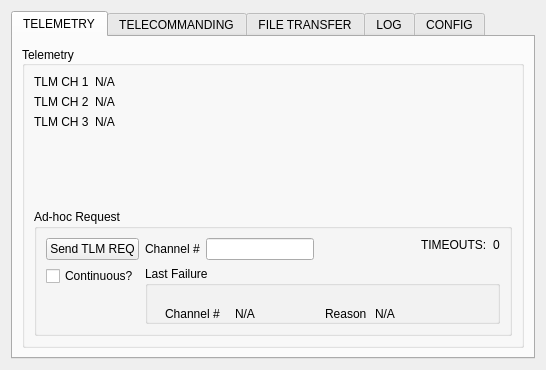
Qt form platform-comms-app.ui (Open-Source-Satellite/Mercury-GS) before a commit.
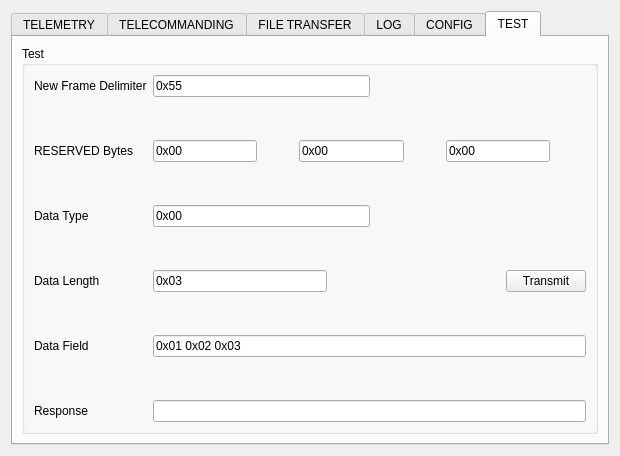
The same form after that commit.

Commit message: Test Interface Inroduced and Functional. Low Level rewritten in a more OOP way

Patch:
```diff
--- a/platform-comms-app.ui
+++ b/platform-comms-app.ui
@@ -6,18 +6,18 @@
    <rect>
     <x>0</x>
     <y>0</y>
-    <width>492</width>
-    <height>356</height>
+    <width>620</width>
+    <height>456</height>
    </rect>
   </property>
   <property name="windowTitle">
    <string>OSSAT Platform Computer Comms</string>
   </property>
-  <layout class="QHBoxLayout" name="horizontalLayout">
+  <layout class="QVBoxLayout" name="verticalLayout_2">
    <item>
     <widget class="QTabWidget" name="tabWidget">
      <property name="currentIndex">
-      <number>0</number>
+      <number>5</number>
      </property>
      <widget class="QWidget" name="tabTelemetry">
       <attribute name="title">
@@ -816,6 +816,312 @@
        </item>
       </layout>
      </widget>
+     <widget class="QWidget" name="tabTest">
+      <property name="minimumSize">
+       <size>
+        <width>536</width>
+        <height>0</height>
+       </size>
+      </property>
+      <attribute name="title">
+       <string>TEST</string>
+      </attribute>
+      <layout class="QVBoxLayout" name="verticalLayout_3">
+       <item>
+        <widget class="QGroupBox" name="groupBoxTest">
+         <property name="sizePolicy">
+          <sizepolicy hsizetype="Expanding" vsizetype="Expanding">
+           <horstretch>0</horstretch>
+           <verstretch>0</verstretch>
+          </sizepolicy>
+         </property>
+         <property name="focusPolicy">
+          <enum>Qt::NoFocus</enum>
+         </property>
+         <property name="title">
+          <string>Test</string>
+         </property>
+         <layout class="QGridLayout" name="gridLayout">
+          <item row="0" column="0">
+           <layout class="QFormLayout" name="formLayoutTest">
+            <property name="fieldGrowthPolicy">
+             <enum>QFormLayout::ExpandingFieldsGrow</enum>
+            </property>
+            <item row="0" column="0">
+             <widget class="QLabel" name="labelDelimiter">
+              <property name="text">
+               <string>New Frame Delimiter</string>
+              </property>
+             </widget>
+            </item>
+            <item row="0" column="1">
+             <layout class="QHBoxLayout" name="horizontalLayoutDelimiter">
+              <item>
+               <widget class="QLineEdit" name="inputDelimiter">
+                <property name="text">
+                 <string>0x55</string>
+                </property>
+               </widget>
+              </item>
+              <item>
+               <spacer name="horizontalSpacerDelimiter">
+                <property name="orientation">
+                 <enum>Qt::Horizontal</enum>
+                </property>
+                <property name="sizeHint" stdset="0">
+                 <size>
+                  <width>40</width>
+                  <height>20</height>
+                 </size>
+                </property>
+               </spacer>
+              </item>
+             </layout>
+            </item>
+            <item row="1" column="0" colspan="2">
+             <spacer name="verticalSpacer_2">
+              <property name="orientation">
+               <enum>Qt::Vertical</enum>
+              </property>
+              <property name="sizeHint" stdset="0">
+               <size>
+                <width>20</width>
+                <height>13</height>
+               </size>
+              </property>
+             </spacer>
+            </item>
+            <item row="2" column="0">
+             <widget class="QLabel" name="labelReservedBytes">
+              <property name="text">
+               <string>RESERVED Bytes</string>
+              </property>
+             </widget>
+            </item>
+            <item row="2" column="1">
+             <layout class="QHBoxLayout" name="horizontalLayoutReservedBytes">
+              <item>
+               <widget class="QLineEdit" name="inputReservedBytes1">
+                <property name="text">
+                 <string>0x00</string>
+                </property>
+               </widget>
+              </item>
+              <item>
+               <spacer name="horizontalSpacerReservedBytes1">
+                <property name="orientation">
+                 <enum>Qt::Horizontal</enum>
+                </property>
+                <property name="sizeHint" stdset="0">
+                 <size>
+                  <width>40</width>
+                  <height>20</height>
+                 </size>
+                </property>
+               </spacer>
+              </item>
+              <item>
+               <widget class="QLineEdit" name="inputReservedBytes2">
+                <property name="text">
+                 <string>0x00</string>
+                </property>
+               </widget>
+              </item>
+              <item>
+               <spacer name="horizontalSpacerReservedBytes2">
+                <property name="orientation">
+                 <enum>Qt::Horizontal</enum>
+                </property>
+                <property name="sizeHint" stdset="0">
+                 <size>
+                  <width>40</width>
+                  <height>20</height>
+                 </size>
+                </property>
+               </spacer>
+              </item>
+              <item>
+               <widget class="QLineEdit" name="inputReservedBytes3">
+                <property name="text">
+                 <string>0x00</string>
+                </property>
+               </widget>
+              </item>
+              <item>
+               <spacer name="horizontalSpacerReservedBytes3">
+                <property name="orientation">
+                 <enum>Qt::Horizontal</enum>
+                </property>
+                <property name="sizeHint" stdset="0">
+                 <size>
+                  <width>40</width>
+                  <height>20</height>
+                 </size>
+                </property>
+               </spacer>
+              </item>
+             </layout>
+            </item>
+            <item row="3" column="0" colspan="2">
+             <spacer name="verticalSpacer_3">
+              <property name="orientation">
+               <enum>Qt::Vertical</enum>
+              </property>
+              <property name="sizeHint" stdset="0">
+               <size>
+                <width>20</width>
+                <height>13</height>
+               </size>
+              </property>
+             </spacer>
+            </item>
+            <item row="4" column="0">
+             <widget class="QLabel" name="labelDataType">
+              <property name="text">
+               <string>Data Type</string>
+              </property>
+             </widget>
+            </item>
+            <item row="4" column="1">
+             <layout class="QHBoxLayout" name="horizontalLayoutDataType">
+              <item>
+               <widget class="QLineEdit" name="inputDataType">
+                <property name="text">
+                 <string>0x00</string>
+                </property>
+               </widget>
+              </item>
+              <item>
+               <spacer name="horizontalSpacerDataType">
+                <property name="orientation">
+                 <enum>Qt::Horizontal</enum>
+                </property>
+                <property name="sizeHint" stdset="0">
+                 <size>
+                  <width>40</width>
+                  <height>20</height>
+                 </size>
+                </property>
+               </spacer>
+              </item>
+             </layout>
+            </item>
+            <item row="5" column="0" colspan="2">
+             <spacer name="verticalSpacer_4">
+              <property name="orientation">
+               <enum>Qt::Vertical</enum>
+              </property>
+              <property name="sizeHint" stdset="0">
+               <size>
+                <width>20</width>
+                <height>13</height>
+               </size>
+              </property>
+             </spacer>
+            </item>
+            <item row="6" column="0">
+             <widget class="QLabel" name="labelDataLength">
+              <property name="text">
+               <string>Data Length</string>
+              </property>
+             </widget>
+            </item>
+            <item row="6" column="1">
+             <layout class="QHBoxLayout" name="horizontalLayoutDataLength">
+              <item>
+               <widget class="QLineEdit" name="inputDataLength">
+                <property name="text">
+                 <string>0x03</string>
+                </property>
+               </widget>
+              </item>
+              <item>
+               <spacer name="horizontalSpacerDataLength">
+                <property name="orientation">
+                 <enum>Qt::Horizontal</enum>
+                </property>
+                <property name="sizeHint" stdset="0">
+                 <size>
+                  <width>40</width>
+                  <height>20</height>
+                 </size>
+                </property>
+               </spacer>
+              </item>
+              <item>
+               <widget class="QPushButton" name="pushButtonTestTransmit">
+                <property name="text">
+                 <string>Transmit</string>
+                </property>
+               </widget>
+              </item>
+             </layout>
+            </item>
+            <item row="7" column="0" colspan="2">
+             <spacer name="verticalSpacer_5">
+              <property name="orientation">
+               <enum>Qt::Vertical</enum>
+              </property>
+              <property name="sizeHint" stdset="0">
+               <size>
+                <width>20</width>
+                <height>13</height>
+               </size>
+              </property>
+             </spacer>
+            </item>
+            <item row="8" column="0">
+             <widget class="QLabel" name="labelDataField">
+              <property name="text">
+               <string>Data Field</string>
+              </property>
+             </widget>
+            </item>
+            <item row="8" column="1">
+             <layout class="QHBoxLayout" name="horizontalLayoutDataField">
+              <item>
+               <widget class="QLineEdit" name="inputDataField">
+                <property name="text">
+                 <string>0x01 0x02 0x03</string>
+                </property>
+               </widget>
+              </item>
+             </layout>
+            </item>
+            <item row="9" column="0" colspan="2">
+             <spacer name="verticalSpacer_6">
+              <property name="orientation">
+               <enum>Qt::Vertical</enum>
+              </property>
+              <property name="sizeHint" stdset="0">
+               <size>
+                <width>20</width>
+                <height>13</height>
+               </size>
+              </property>
+             </spacer>
+            </item>
+            <item row="10" column="0">
+             <widget class="QLabel" name="labelResponse">
+              <property name="text">
+               <string>Response</string>
+              </property>
+             </widget>
+            </item>
+            <item row="10" column="1">
+             <layout class="QHBoxLayout" name="horizontalLayoutResponse">
+              <item>
+               <widget class="QLineEdit" name="outputResponse"/>
+              </item>
+             </layout>
+            </item>
+           </layout>
+          </item>
+         </layout>
+        </widget>
+       </item>
+      </layout>
+     </widget>
     </widget>
    </item>
   </layout>
```
Left out of the diff: 157 changed lines with no effect on the pictures. The commit also changes 7 other files.
